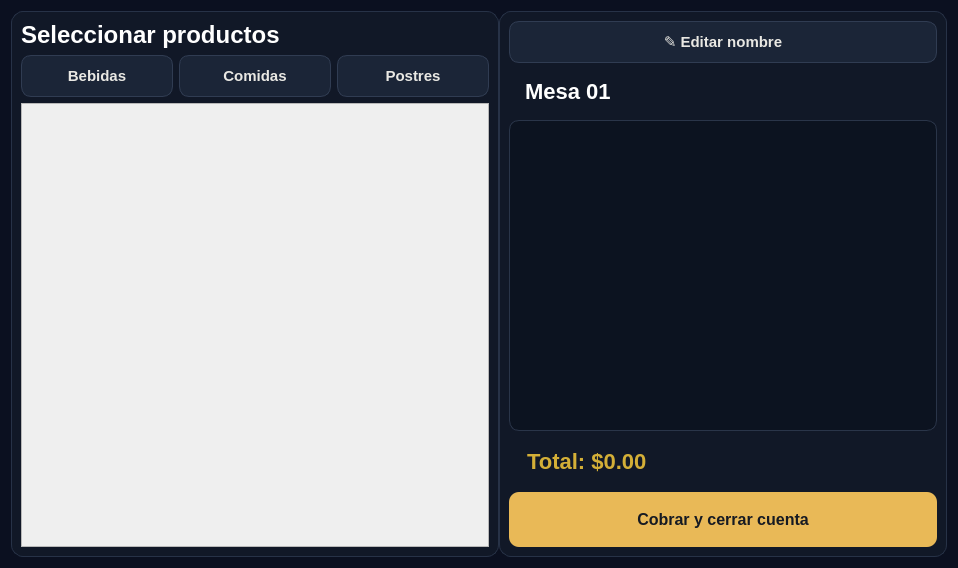
The window that pedido.ui (Bakachi12/Menu) describes before a commit, drawn with Qt 5.
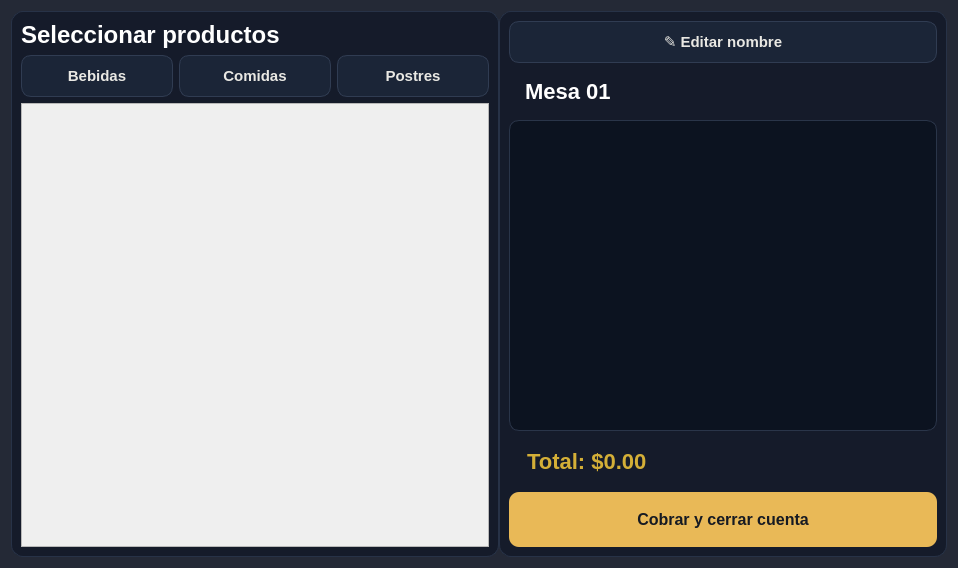
The same window after the commit.

```diff
--- a/pedido.ui
+++ b/pedido.ui
@@ -21,12 +21,12 @@
   </property>
   <property name="styleSheet">
    <string notr="true">QWidget#Form {
-    background-color: #0B1020;
+     background-color: rgba(11, 18, 32, 175);
     color: #F4F2ED;
 }
 
 QFrame#PanelProductos, QFrame#PanelCuenta {
-    background-color: #111827;
+    background-color: rgba(17, 24, 39, 205);
     border: 1px solid #273247;
     border-radius: 12px;
 }
@@ -67,7 +67,7 @@
       </property>
       <property name="styleSheet">
          <string notr="true">QFrame#PanelProductos {
-     background-color: #111827;
+     background-color: rgba(17, 24, 39, 205);
      border: 1px solid #273247;
      border-radius: 12px;
 }</string>
@@ -147,7 +147,7 @@
      <widget class="QFrame" name="PanelCuenta">
       <property name="styleSheet">
          <string notr="true">QFrame#PanelCuenta {
-     background-color: #111827;
+              background-color: rgba(17, 24, 39, 205);
      border: 1px solid #273247;
      border-radius: 12px;
 }</string>
```
Left out of the diff: 2 changed lines with no effect on the pictures.
